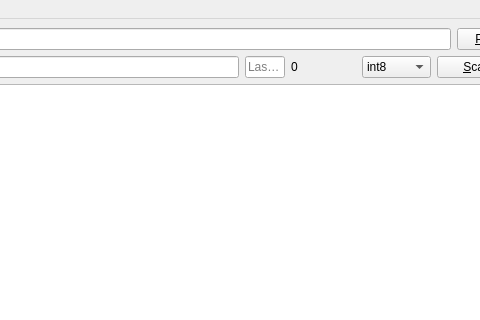
Above: ui/main-qt.ui from allencch/med before the change; both pictures show x 412 to 892 and y 0 to 320 of the 1024 by 768 pixel window. Below: the same form after it.
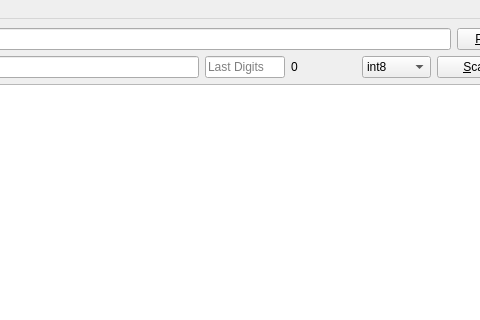
That is the form after the change.

Commit message:
fix(ui): Larger last digits width
Tooltip for comma separated

What changed in the file:
```diff
--- a/ui/main-qt.ui
+++ b/ui/main-qt.ui
@@ -60,7 +60,7 @@
          <widget class="QLineEdit" name="lastDigit">
           <property name="maximumSize">
            <size>
-            <width>40</width>
+            <width>80</width>
             <height>16777215</height>
            </size>
           </property>
@@ -74,7 +74,7 @@
            <string>Last Digit</string>
           </property>
           <property name="placeholderText">
-           <string>Last Digit</string>
+           <string>Last Digits</string>
           </property>
          </widget>
         </item>
```
Left out of the diff: 2 changed lines with no effect on the pictures.
